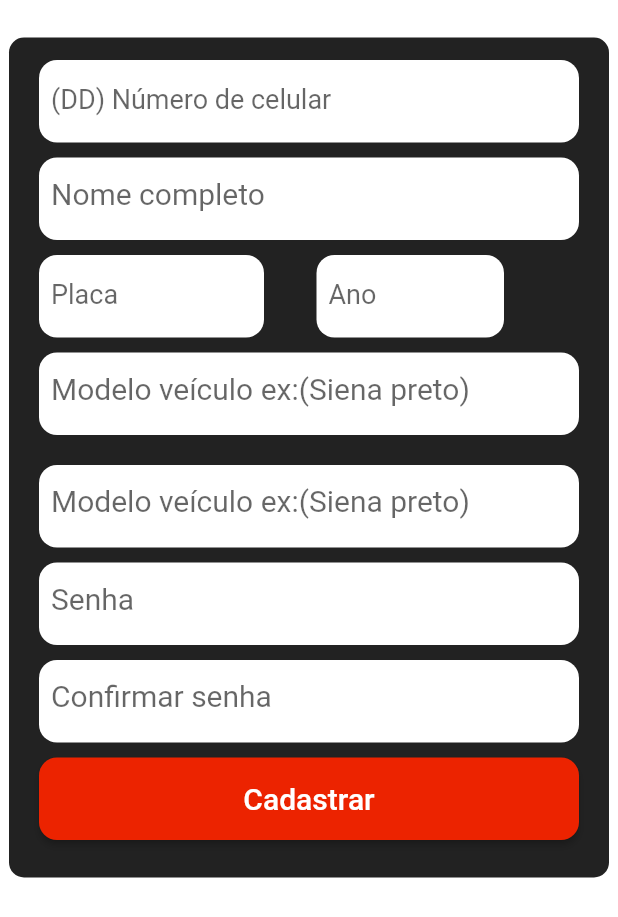
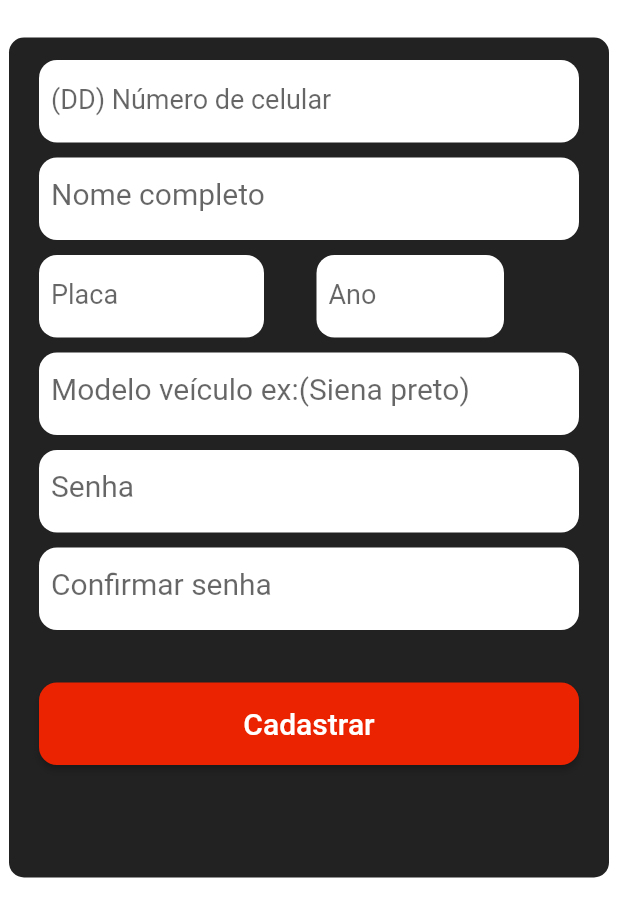
Before and after one commit to paulohenrique085/CarSistem, a Flutter app: the Cadastro screen opened directly, on a phone screen of 412 x 824 dp. Shown: the top 917 px of the screen. Run offline on Flutter 3.47's test engine with Material 2 defaults, Android fonts, the phone set to English and light mode, and no system bars.

Commit message:
atualizacao de tela de cadastro

```diff
--- a/lib/cadastro.dart
+++ b/lib/cadastro.dart
@@ -163,32 +163,6 @@ class _CadastroState extends State<Cadastro> {
                           ),
                         ),
                       ),
-                      //container alinhado estilizado para campo:senha
-                      Padding(
-                        padding:
-                            const EdgeInsets.only(top: 20, left: 20, right: 20),
-                        child: Container(
-                          height: 55,
-                          width: 500,
-                          decoration: BoxDecoration(
-                              color: Colors.white,
-                              borderRadius:
-                                  BorderRadius.all(Radius.circular(12))),
-                          child: Padding(
-                            padding: const EdgeInsets.all(8.0),
-                            child: TextField(
-                              //retirando linha textfild
-                              decoration: InputDecoration(
-                                border: InputBorder.none,
-                                hintText: "Modelo veículo ex:(Siena preto)",
-                              ),
-                              //estilo do texto que entra
-                              style: TextStyle(fontSize: 20),
-                              obscureText: true,
-                            ),
-                          ),
-                        ),
-                      ),
                       //container alinhado estilizado para campo:conf.senha
                       Padding(
                         padding:
@@ -243,7 +217,7 @@ class _CadastroState extends State<Cadastro> {
                       //botão de cadastrar
                       Padding(
                           padding: const EdgeInsets.only(
-                              top: 10, left: 20, right: 20),
+                              top: 35, left: 20, right: 20),
                           child: Container(
                             width: 500,
                             height: 55,
```
